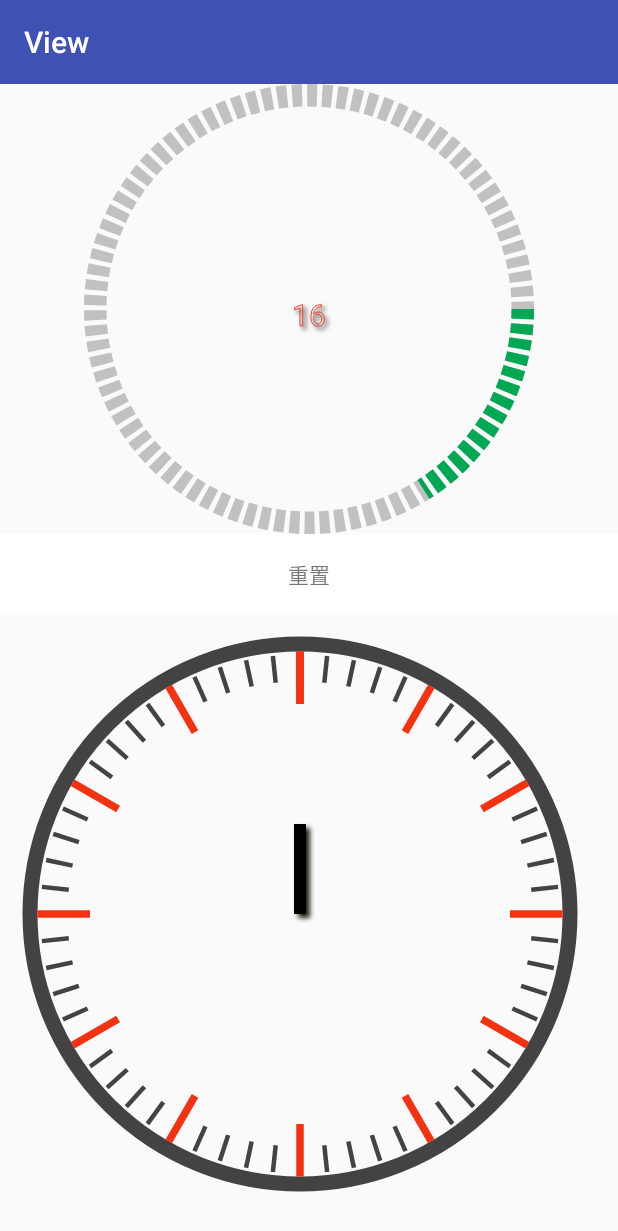
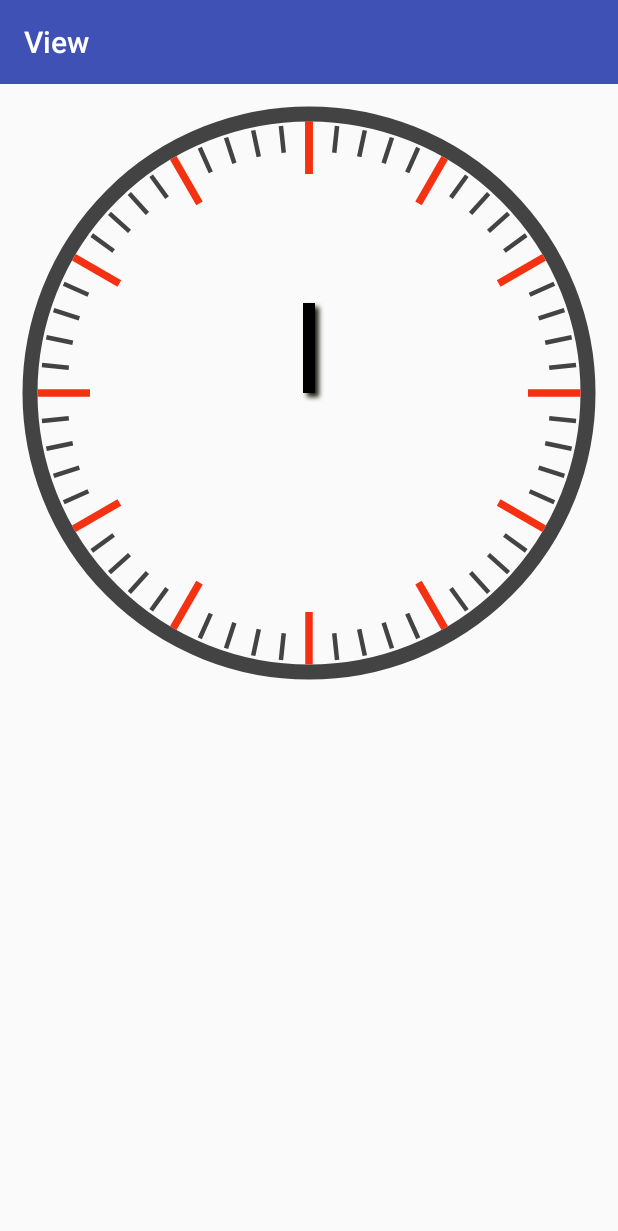
Before and after one commit to zhonghaojie/ViewPractice, an Android app: the screen it shows after launch (MainActivity), on a phone screen of 412 x 824 dp. Shown: the top 1231 px of the screen. Run offline under Robolectric (Android 15) with nearby library versions, the phone set to English and light mode, and no system bars.

Commit message:
隐藏进度条控件

```diff
--- a/app/src/main/java/com/nhsoft/view/Clock.kt
+++ b/app/src/main/java/com/nhsoft/view/Clock.kt
@@ -62,6 +62,7 @@ class Clock(context: Context?, attrs: AttributeSet?, defStyleAttr: Int, defStyle
             secondHandLength=it.getDimension(R.styleable.Clock_secondHandLength,40f)
             hourHandLenght=it.getDimension(R.styleable.Clock_hourHandLength,20f)
 
+            paintCircle.isAntiAlias=true
             paintCircle.style=Paint.Style.STROKE
             paintCircle.strokeWidth=circleStrokeWidth
             paintCircle.color=circleColor
--- a/app/src/main/res/layout/activity_main.xml
+++ b/app/src/main/res/layout/activity_main.xml
@@ -12,6 +12,7 @@
         android:id="@+id/progress"
         app:isShowText="true"
         app:textSize="20sp"
+        android:visibility="gone"
         app:max="100"
         app:roundProgressColor="#00a854"
         app:roundWidth="15dp"
@@ -21,6 +22,7 @@
         android:id="@+id/reset"
         android:text="重置"
         android:padding="16dp"
+        android:visibility="gone"
         android:gravity="center"
         android:background="#ffffff"
         android:layout_width="match_parent"
@@ -37,6 +39,6 @@
         app:circleStrokeWidth="10dp"
         app:lineColor1="#f43212"
         app:lineColor2="#434343"
-        android:layout_width="400dp"
-        android:layout_height="400dp" />
+        android:layout_width="match_parent"
+        android:layout_height="match_parent" />
 </LinearLayout>
```
